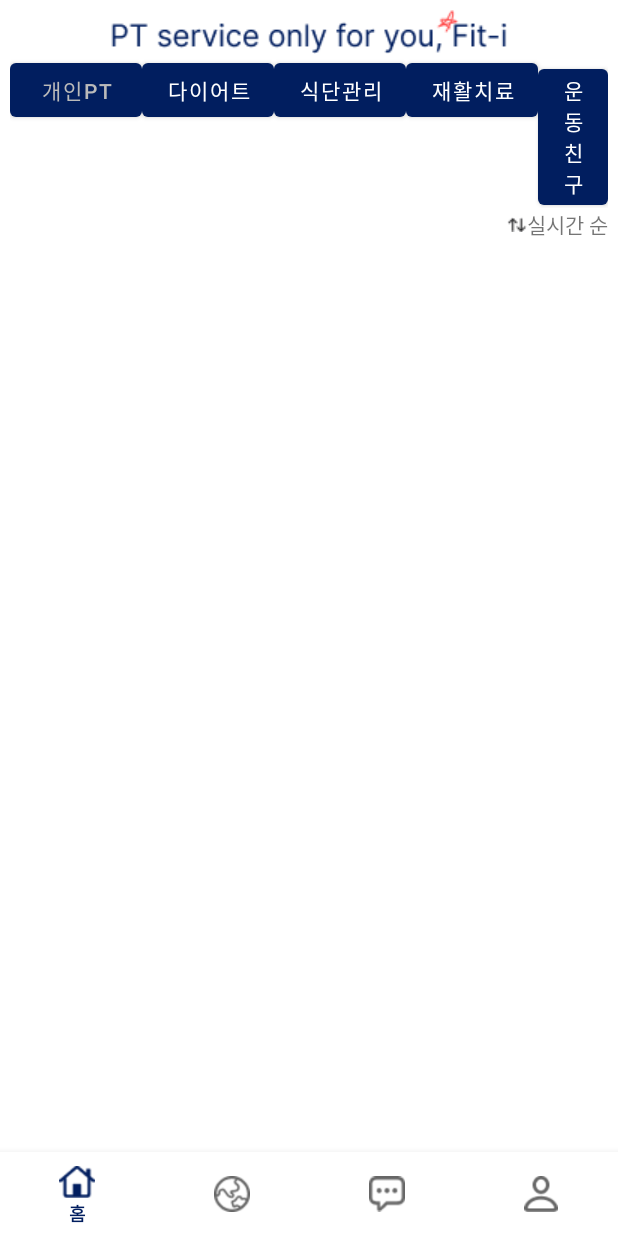
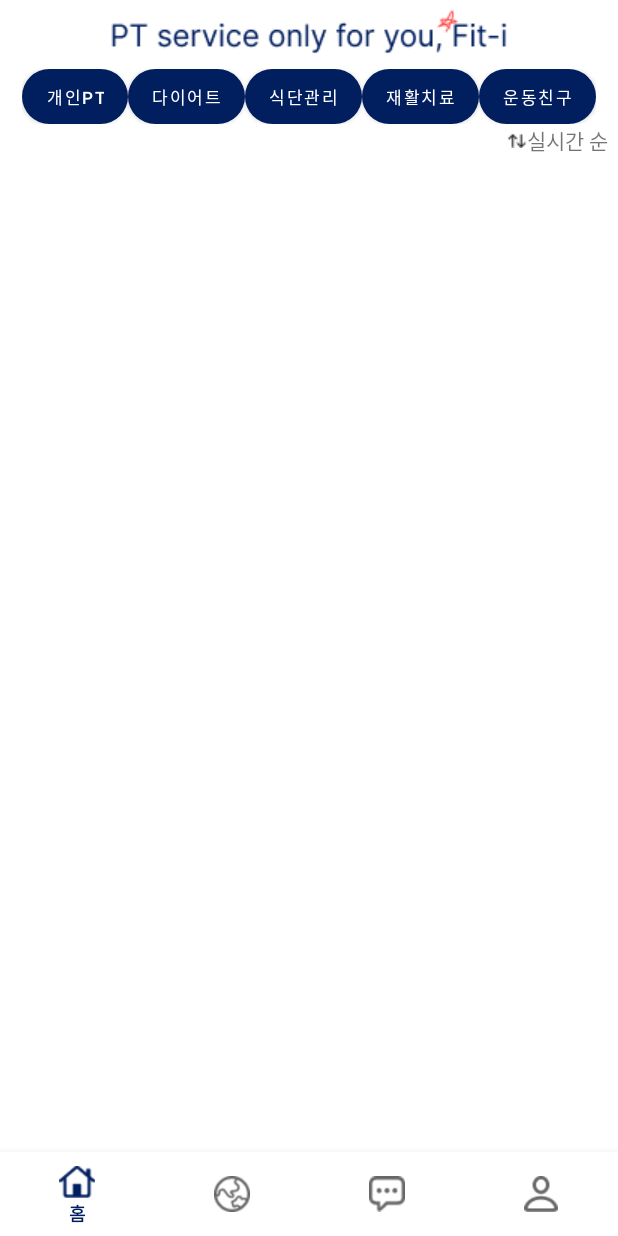
Before and after one commit to FIT-I/FIT-I-Android, an Android app: the fragment HomeFragment placed in its activity, on a phone screen of 412 x 824 dp. Run offline under Robolectric (Android 15) with nearby library versions, the phone set to English and light mode, and no system bars; 1 statement that could not run was skipped.

Commit message:
fix : 버튼 커스텀 시도 중... #1

```diff
--- a/app/src/main/res/drawable/rounded_rectangle_solid.xml
+++ b/app/src/main/res/drawable/rounded_rectangle_solid.xml
@@ -1,18 +1,23 @@
 <?xml version="1.0" encoding="utf-8"?>
-<shape xmlns:android="http://schemas.android.com/apk/res/android"
-    android:shape="rectangle" android:tint="@color/white">
+<selector xmlns:android="http://schemas.android.com/apk/res/android">
+    <item android:state_pressed="true">
+        <shape>
+            <size android:width="70dp" android:height="40dp"/>
+            <solid android:color="@color/white" />
+            <stroke android:width="0dp"
+                android:color="@color/gray" />
+            <corners android:radius="50dp" />
 
-    <corners
-        android:bottomLeftRadius="200dp"
-        android:bottomRightRadius="200dp"
-        android:topLeftRadius="200dp"
-        android:topRightRadius="200dp" />
+        </shape>
+    </item>
 
-    <padding
-        android:bottom="2dp"
-        android:left="2dp"
-        android:right="2dp"
-        android:top="2dp" />
+    <item android:state_pressed="false">
+        <shape>
+            <solid android:color="@color/main" />
+            <stroke android:width="0dp"
+                android:color="@color/gray" />
 
-    <solid android:color="@color/white" />
-</shape>
+            <corners android:radius="50dp" />
+        </shape>
+    </item>
+</selector>
--- a/app/src/main/res/layout/fragment_home.xml
+++ b/app/src/main/res/layout/fragment_home.xml
@@ -11,12 +11,13 @@
         android:id="@+id/imageView2"
         android:layout_width="wrap_content"
         android:layout_height="wrap_content"
-        android:src="@drawable/mainComment"
+        android:src="@drawable/main_comment"
         app:layout_constraintEnd_toEndOf="parent"
         app:layout_constraintStart_toStartOf="parent"
         app:layout_constraintTop_toTopOf="parent" />
 
     <LinearLayout
+        android:layout_margin="10dp"
         android:id="@+id/linearLayout"
         android:layout_width="wrap_content"
         android:layout_height="wrap_content"
@@ -28,32 +29,61 @@
             android:id="@+id/btn_pt"
             android:layout_width="wrap_content"
             android:layout_height="wrap_content"
+            android:background="@drawable/rounded_rectangle_solid"
+            android:minWidth="0dp"
+            android:minHeight="0dp"
+            android:includeFontPadding="false"
             android:text="@string/pt"
-            android:textColor="@color/gray" />
+            android:backgroundTint="@color/white"
+            android:textSize="11sp" />
 
         <Button
             android:id="@+id/btn_diet"
             android:layout_width="wrap_content"
             android:layout_height="wrap_content"
-            android:text="@string/diet"/>
+            android:minWidth="0dp"
+            android:minHeight="0dp"
+            android:includeFontPadding="false"
+            android:text="@string/diet"
+            android:background="@drawable/rounded_rectangle_solid"
+            android:textSize="11sp"
+            />
 
         <Button
             android:id="@+id/btn_eating"
             android:layout_width="wrap_content"
             android:layout_height="wrap_content"
-            android:text="@string/eating" />
+            android:minWidth="0dp"
+            android:minHeight="0dp"
+            android:includeFontPadding="false"
+            android:text="@string/eating"
+            android:background="@drawable/rounded_rectangle_solid"
+            android:textSize="11sp"
+            />
 
         <Button
             android:id="@+id/btn_medical"
             android:layout_width="wrap_content"
             android:layout_height="wrap_content"
-            android:text="@string/medical" />
+            android:minWidth="0dp"
+            android:minHeight="0dp"
+            android:includeFontPadding="false"
+            android:text="@string/medical"
+            android:background="@drawable/rounded_rectangle_solid"
+            android:textSize="11sp"
+            />
 
         <Button
             android:id="@+id/btn_friend"
             android:layout_width="wrap_content"
             android:layout_height="wrap_content"
-            android:text="@string/friend" />
+            android:minWidth="0dp"
+            android:minHeight="0dp"
+            android:includeFontPadding="false"
+            android:text="@string/friend"
+            android:background="@drawable/rounded_rectangle_solid"
+            android:textSize="11sp"
+            />
     </LinearLayout>
 
     <TextView
@@ -84,6 +114,7 @@
         <androidx.recyclerview.widget.RecyclerView
             android:layout_width="match_parent"
             android:layout_height="wrap_content"
+            android:layout_marginTop="20dp"
             tools:listitem="@layout/item_trainer" />
     </ScrollView>
 
```
Also changed, not shown: app/src/main/res/drawable/rounded.xml (+21 -15 lines), app/src/main/res/drawable-v24/main_comment.png (renamed from app/src/main/res/drawable-v24/mainComment.png).
